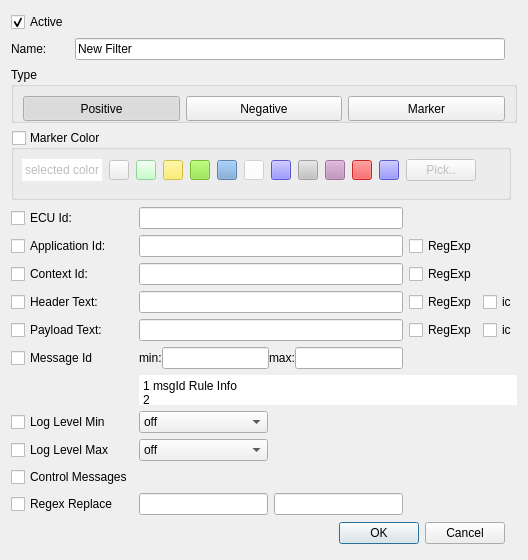
Old version of the form src/filterdialog.ui in the repository COVESA/dlt-viewer.
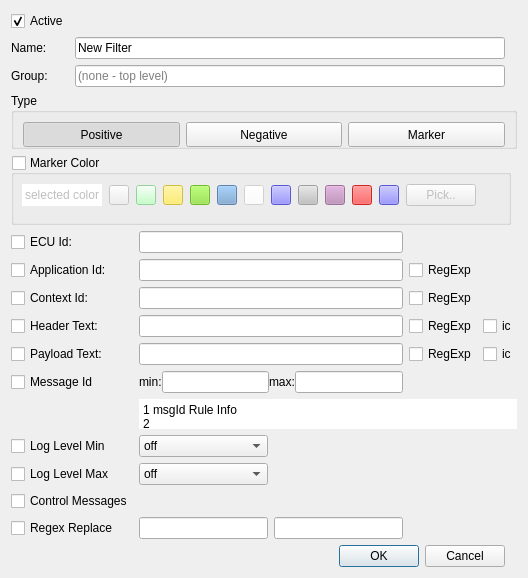
New version of the form. Icons and pictures are not drawn.

Commit message: add group filtering

```diff
--- a/src/filterdialog.ui
+++ b/src/filterdialog.ui
@@ -54,6 +54,20 @@
        </property>
       </widget>
      </item>
+     <item row="2" column="0">
+      <widget class="QLabel" name="labelGroup">
+       <property name="text">
+        <string>Group:</string>
+       </property>
+      </widget>
+     </item>
+     <item row="2" column="1">
+      <widget class="QLineEdit" name="lineEditGroup">
+       <property name="placeholderText">
+        <string>(none - top level)</string>
+       </property>
+      </widget>
+     </item>
     </layout>
    </item>
    <item row="3" column="0" colspan="3">
```
The commit also changes 11 other files.
